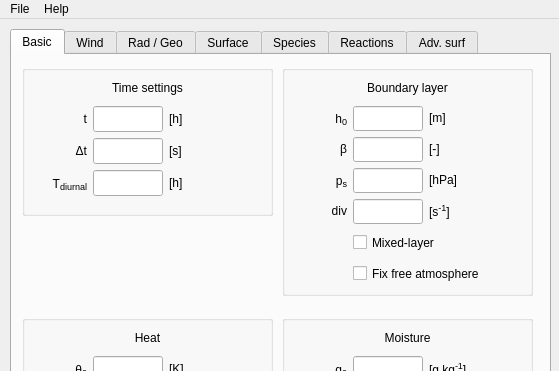
Above: mainwindow.ui from classmodel/modelgui before the change; both pictures show x 0 to 559 and y 0 to 371 of the 725 by 650 pixel window. Below: the same form after it.
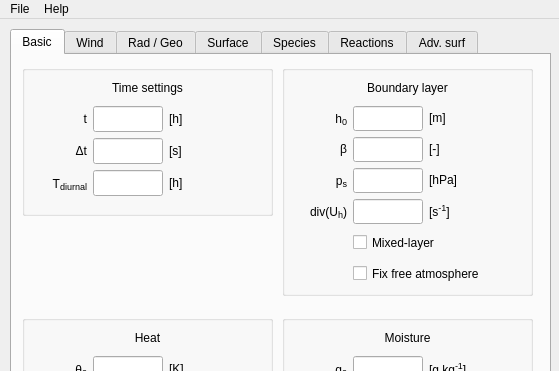
That is the form after the change.

Commit message: Changed description large scale divergence

Diff of the .ui file:
```diff
--- a/mainwindow.ui
+++ b/mainwindow.ui
@@ -1069,7 +1069,7 @@
            <string/>
           </property>
           <property name="text">
-           <string>&lt;html&gt;div&lt;/html&gt;</string>
+           <string>&lt;html&gt;div(U&lt;span style=&quot; font-size:14px; vertical-align:sub;&quot;&gt;h&lt;/span&gt;)&lt;/html&gt;</string>
           </property>
           <property name="alignment">
            <set>Qt::AlignRight|Qt::AlignTrailing|Qt::AlignVCenter</set>
```
Left out of the diff: 14 changed lines with no effect on the pictures.
